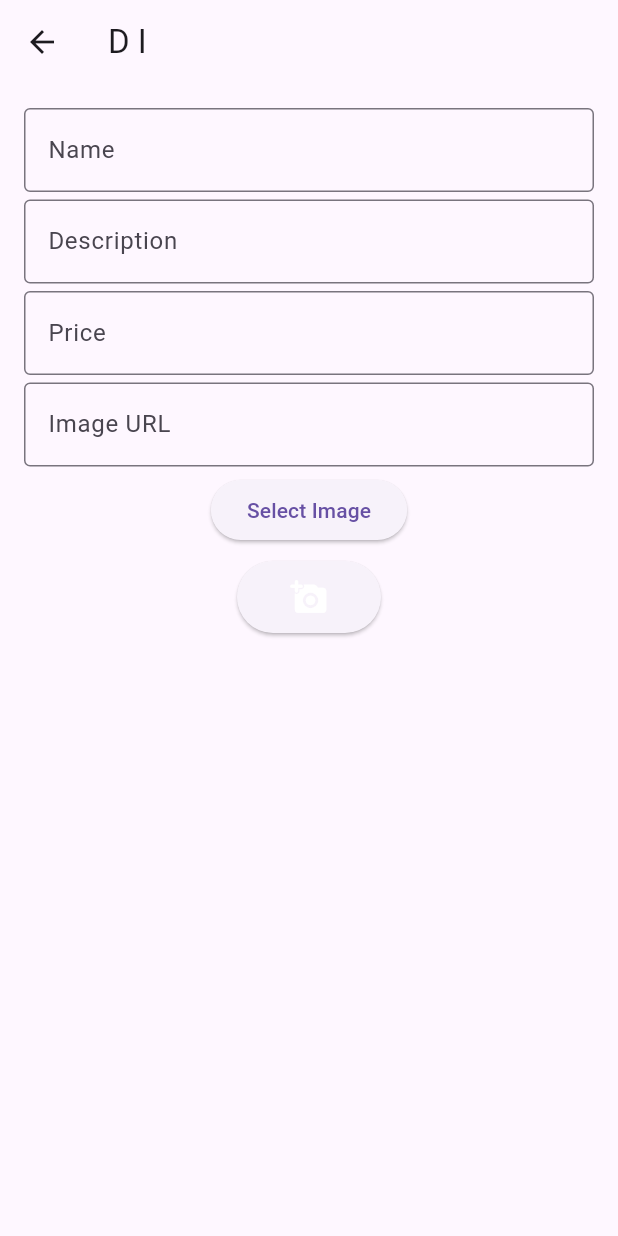
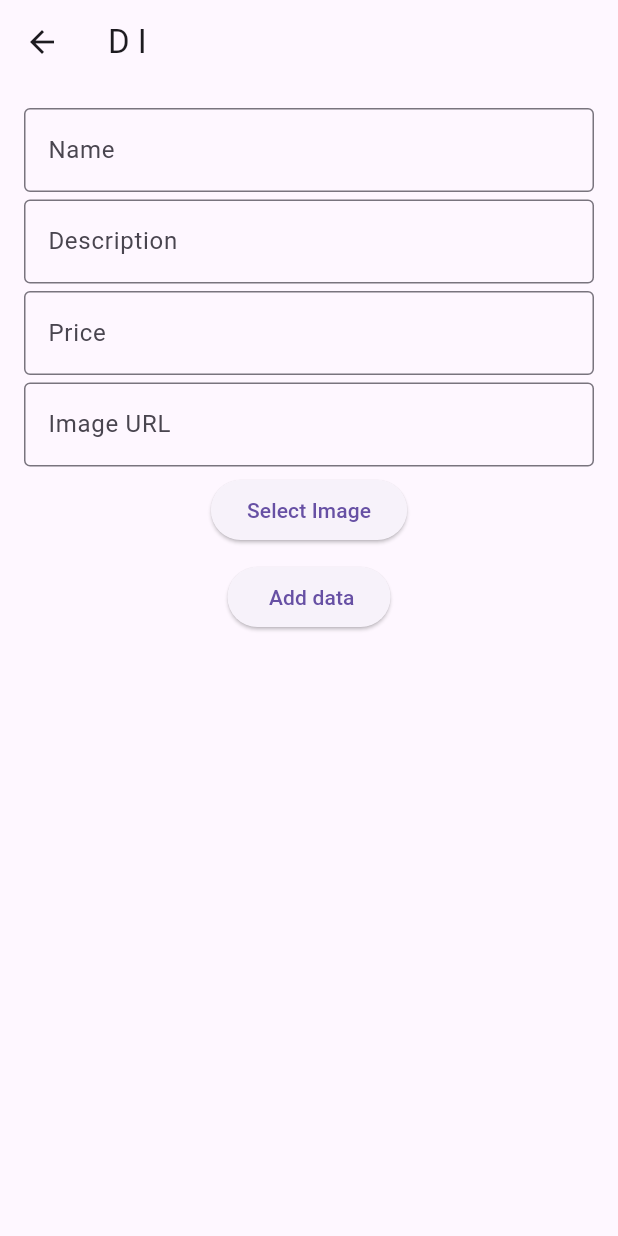
Before and after one commit to Mathewsibi12345/shoe, a Flutter app: the screen it shows after launch, after a tap on the "add home work" icon, on a phone screen of 412 x 824 dp. Run offline on Flutter 3.47's test engine with Material 3 defaults, Android fonts, the phone set to English and light mode, and no system bars; our stand-ins replace carousel_slider, image_picker, sqflite; accounts and stored records are empty.

Commit message:
23 evening

```diff
--- a/lib/DB.dart
+++ b/lib/DB.dart
@@ -6,8 +6,8 @@ class Shoe {
   String imageUrl;
 
   Shoe({
-    required this.id,
-    required this.name,
+    required this.id, //this keyword is used to refer to the current instance of the class
+    required this.name,//  The required keyword is used to specify that both id and name and
     required this.description,
     required this.price,
     required this.imageUrl,
@@ -15,19 +15,21 @@ class Shoe {
 
 
 
-  Map<String, dynamic> toMap() {
+  Map<String, dynamic> toMap() {//data is stored as keys and values
     return {
       'shoe_id': id,
       'name': name,
       'description': description,
       'price': price,
-
       'imageUrl': imageUrl,
-
-    };
+      };
   }
 
-factory Shoe.fromMap(Map<String, dynamic> map) {
+factory Shoe.fromMap(Map<String, dynamic> map)
+ {
+  //Unlike a regular constructor, a factory constructor is not required to
+  // return a new instance of the class; it can return an existing instance
+
   return Shoe(
     id: map['id'].toString(),
     name: map['name'] ?? '',
--- a/lib/DBH.dart
+++ b/lib/DBH.dart
@@ -7,13 +7,13 @@ class DatabaseHelper {
   static DatabaseHelper? _instance;
   static const String tableName = 'shoes';
 
-  DatabaseHelper._privateConstructor();
+  DatabaseHelper._privateConstructor();//Private named constructor
 
   factory DatabaseHelper() {
     if (_instance == null) {
       _instance = DatabaseHelper._privateConstructor();
     }
-    return _instance!;
+    return _instance!;//_instance is being asserted to be non-null at that point in the code
   }
 
   Future<Database> get database async {
@@ -23,10 +23,13 @@ class DatabaseHelper {
   }
 
   static Database? _database;
+  // The null-aware access operator allows you to call a method or access a property on an object if
+ // the object is non-null. If the object is null, the entire expression evaluates to null.
 
   Future<Database> initDatabase() async {
     try {
       String path = join(await getDatabasesPath(), 'shoes_database.db');
+      //function is used to retrieve the default path where databases should be stored
       return await openDatabase(path, version: 1,
           onCreate: (db, version) async {
         await db.execute('''
@@ -50,7 +53,7 @@ class DatabaseHelper {
     }
   }
 
-  Future<void> insertShoe(Shoe shoe) async {
+  Future<void> insertShoe(Shoe shoe) async {//insertShoe from add file
     try {
       final Database db = await database;
       log('shoe imageurl is ${shoe.imageUrl}');
@@ -58,6 +61,9 @@ class DatabaseHelper {
         tableName,
         shoe.toMap(),
         conflictAlgorithm: ConflictAlgorithm.replace,
+        //This means that if there is a conflict (for example, if the insertion would violate a unique constraint),
+        //the existing row with the same unique key will be replaced with the new data
+
       );
     } catch (e) {
       print('Error inserting shoe: $e');
@@ -69,8 +75,10 @@ class DatabaseHelper {
     try {
       final Database db = await database;
       final List<Map<String, dynamic>> maps = await db.query(tableName);
-      return List.generate(maps.length, (i) {
+      return List.generate(maps.length, (i) {//generate a new list
+      //along with the provided index to iterate through the maps
         return Shoe.fromMap(maps[i]);
+        //It extracts values from the map to initialize the properties
       });
     } catch (e) {
       print('Error getting shoes: $e');
--- a/lib/add.dart
+++ b/lib/add.dart
@@ -1,5 +1,4 @@
 import 'dart:io';
-
 import 'package:flutter/material.dart';
 import 'package:flutter_application_shoeadd/DB.dart';
 import 'package:flutter_application_shoeadd/DBH.dart';
@@ -9,6 +8,7 @@ class InputPage extends StatefulWidget {
   const InputPage({super.key});
 
   @override
+  // ignore: library_private_types_in_public_api
   _InputPageState createState() => _InputPageState();
 }
 
@@ -46,7 +46,8 @@ class _InputPageState extends State<InputPage> {
       appBar: AppBar(
         title: const Text('D I'),
       ),
-      body: Padding(
+      body: SingleChildScrollView(
+        child: Padding(
           padding: const EdgeInsets.all(16.0),
           child: Column(
             children: [
@@ -96,13 +97,15 @@ class _InputPageState extends State<InputPage> {
                     Navigator.pop(context, _getShoeDetails());
                   }
                 },
-              child: IconButton(
-                  icon: const Icon(Icons.add_a_photo_rounded, color: Colors.white, size: 25),
-                  onPressed: () {},
-                ),
+                 child: Text(" Add data")
+                // IconButton(
+                //     icon: const Icon(Icons.add_a_photo_rounded, color: Colors.white, size: 25),
+                //     onPressed: () {},
+                //   ),
 
               ),
             ],
+          ),
         ),
       ),
     );
--- a/lib/main.dart
+++ b/lib/main.dart
@@ -15,11 +15,11 @@ class ShoePage extends StatefulWidget {
 }
 
 class _ShoePageState extends State<ShoePage> {
-   List<Shoe> shoesList = [];
+   List<Shoe> shoesList = [];// used for grid view
 
   @override
   void initState() {
-    super.initState();
+    super.initState();//access
     fetchShoes();
   }
 
@@ -224,7 +224,7 @@ class ShoeCard extends StatelessWidget {
     log(currentShoe.imageUrl);
     if (currentShoe.imageUrl.isNotEmpty &&
         currentShoe.imageUrl.startsWith('http')) {
-      return Image.network(
+      return Image.network(//is used to load an image from the specified URL
         currentShoe.imageUrl,
         fit: BoxFit.cover,
         errorBuilder: (context, error, stackTrace) {
```
Lines whose indentation alone changed are shown as unchanged.
